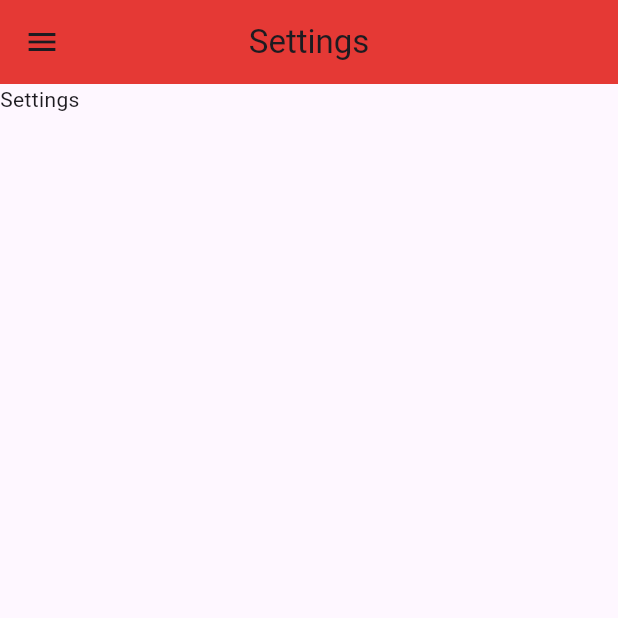
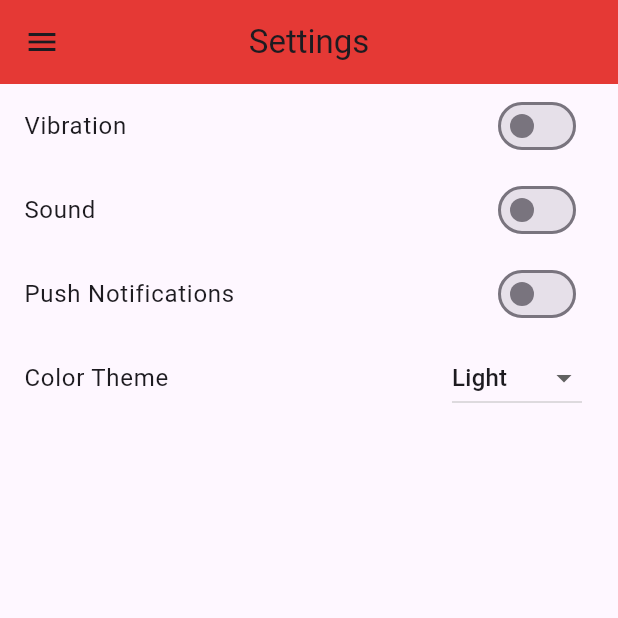
Before and after one commit to gekkegerard/airtastic, a Flutter app: the Settings screen opened by its route, on a phone screen of 412 x 824 dp, the top half of it. Run offline on Flutter 3.47's test engine with Material 3 defaults, Android fonts, the phone set to English and light mode, and no system bars; our stand-ins replace fl_chart, syncfusion_flutter_charts; network calls fail.

Commit message:
about us ingevuld, en setting menu gemaakt

```diff
--- a/lib/pages/settings.dart
+++ b/lib/pages/settings.dart
@@ -2,22 +2,96 @@ import 'package:flutter/material.dart';
 import 'package:airtastic/widgets/nav_bar.dart';
 
 class Settings extends StatefulWidget {
-  const Settings({super.key});
+  const Settings({Key? key}) : super(key: key);
 
   @override
   State<Settings> createState() => _SettingsState();
 }
 
 class _SettingsState extends State<Settings> {
+  bool _vibrationEnabled = false;
+  bool _soundEnabled = false;
+  bool _pushNotificationEnabled = false;
+  String _selectedColor = 'Light'; // Default color theme
+
   @override
   Widget build(BuildContext context) {
     return Scaffold(
-        body: const Text('Settings'),
-        drawer: const NavBar(),
-        appBar: AppBar(
-          title: const Text("Settings"),
-          centerTitle: true,
-          backgroundColor: Colors.red[600],
-        ));
+      body: _buildSettingsList(),
+      drawer: const NavBar(),
+      appBar: AppBar(
+        title: const Text("Settings"),
+        centerTitle: true,
+        backgroundColor: Colors.red[600],
+      ),
+    );
+  }
+
+  Widget _buildSettingsList() {
+    return ListView(
+      children: [
+        ListTile(
+          title: const Text('Vibration'),
+          onTap: () {
+            // Implement the action for Vibration
+          },
+          trailing: Switch(
+            value: _vibrationEnabled,
+            onChanged: (bool value) {
+              setState(() {
+                _vibrationEnabled = value;
+              });
+            },
+          ),
+        ),
+        ListTile(
+          title: const Text('Sound'),
+          onTap: () {
+            // Implement the action for Sound
+          },
+          trailing: Switch(
+            value: _soundEnabled,
+            onChanged: (bool value) {
+              setState(() {
+                _soundEnabled = value;
+              });
+            },
+          ),
+        ),
+        ListTile(
+          title: const Text('Push Notifications'),
+          onTap: () {
+            // Implement the action for Push Notifications
+          },
+          trailing: Switch(
+            value: _pushNotificationEnabled,
+            onChanged: (bool value) {
+              setState(() {
+                _pushNotificationEnabled = value;
+              });
+            },
+          ),
+        ),
+        ListTile(
+          title: const Text('Color Theme'),
+          trailing: DropdownButton<String>(
+            value: _selectedColor,
+            onChanged: (String? newValue) {
+              setState(() {
+                _selectedColor = newValue!;
+              });
+              // Implement the action for color theme change
+            },
+            items: <String>['Light', 'Dark', 'Rainbow']
+                .map<DropdownMenuItem<String>>((String value) {
+              return DropdownMenuItem<String>(
+                value: value,
+                child: Text(value),
+              );
+            }).toList(),
+          ),
+        ),
+      ],
+    );
   }
 }
```
Also changed, not shown: lib/data/about_us_page_content.dart (+11 -2 lines), lib/pages/About.dart (+18 -7 lines), lib/z_old_code/home_backup.dart (renamed from lib/pages/home_backup.dart).
